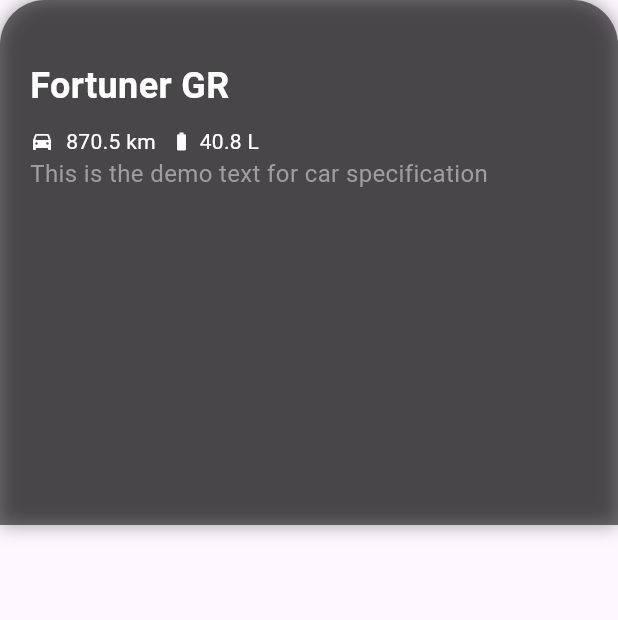
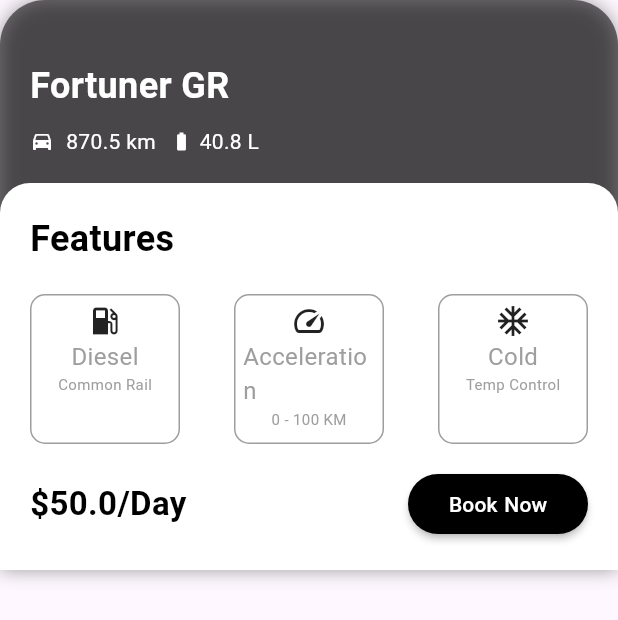
Before and after one commit to mdrahib46/Gari-Wala, a Flutter app: what carDetailCard() shows on an empty page, opened directly with sample values from the repository, on a phone screen of 412 x 824 dp. Shown: the top 620 px of the screen. Run offline on Flutter 3.47's test engine with Material 3 defaults, Android fonts, the phone set to English and light mode, and no system bars; our stand-ins replace firebase_core, flutter_map, latlong2; accounts and stored records are empty.

Commit message:
Map Details Screen Designed

```diff
--- a/lib/app/app.dart
+++ b/lib/app/app.dart
@@ -9,13 +9,13 @@
   @override
   Widget build(BuildContext context) {
     return MaterialApp(
+      debugShowCheckedModeBanner: false,
       theme: ThemeData(
         textTheme: _textThemeData(),
         appBarTheme: _appBarThemeData(),
         elevatedButtonTheme: _elevatedButtonThemeData(),
       ),
-
-      home: MapsDetailsScreen(),
+      home: OnboardingScreen(),
     );
   }
 
--- a/lib/main.dart
+++ b/lib/main.dart
@@ -4,10 +4,6 @@
 import 'app/app.dart';
 
 void main() async{
-  // await Firebase.initializeApp(
-  //     options: DefaultFirebaseOptions.currentPlatform,);
-  // await Firebase
-
   WidgetsFlutterBinding.ensureInitialized();
   await Firebase.initializeApp(options: DefaultFirebaseOptions.currentPlatform);
 
--- a/lib/presentation/ui/screens/MapsDetailsScreen.dart
+++ b/lib/presentation/ui/screens/MapsDetailsScreen.dart
@@ -1,18 +1,15 @@
 import 'package:flutter/material.dart';
 import 'package:flutter_map/flutter_map.dart';
-import 'package:gariwala/data/model/car_models.dart' show Car;
-import 'package:gariwala/presentation/ui/screens/car_list_screen.dart';
-import 'package:gariwala/utils/cars.dart';
+import 'package:gariwala/data/model/car_models.dart';
+import 'package:gariwala/presentation/widgets/features_icons.dart';
 import 'package:latlong2/latlong.dart';
 
 class MapsDetailsScreen extends StatelessWidget {
-  const MapsDetailsScreen({super.key});
+  const MapsDetailsScreen({super.key, required this.car});
+  final Car car;
 
   @override
   Widget build(BuildContext context) {
-    // Example car for demonstration. You can pass this dynamically as needed.
-  final CarsList car;
-
     return Scaffold(
       extendBodyBehindAppBar: true,
       appBar: AppBar(
@@ -40,7 +37,8 @@
           ),
           Align(
             alignment: Alignment.bottomCenter,
-            child: carDetailCard(CarsList.cars[0]),
+            child: carDetailCard(car: car),
+
           ),
         ],
       ),
@@ -48,9 +46,11 @@
   }
 }
 
-Widget carDetailCard(Car car) {
-  return Container(
-    height: 350,
+Widget carDetailCard({required Car car}) {
+  return Stack(
+    children: [
+      Container(
+        height: 380,
         width: double.infinity,
         padding: EdgeInsets.symmetric(horizontal: 20, vertical: 20),
         decoration: BoxDecoration(
@@ -93,12 +93,71 @@
                 ),
               ],
             ),
-        Column(
-          children: [
-            Text('This is the demo text for car specification')
-          ],
-        )
           ],
         ),
+      ),
+      Positioned(
+        bottom: 0,
+        left: 0,
+        right: 0,
+        child: Container(
+          padding: EdgeInsets.all(20),
+          decoration: BoxDecoration(
+            color: Colors.white,
+            borderRadius: BorderRadius.only(
+              topRight: Radius.circular(20),
+              topLeft: Radius.circular(20),
+            ),
+          ),
+          child: Column(
+            crossAxisAlignment: CrossAxisAlignment.start,
+            children: [
+              Text(
+                "Features",
+                style: TextStyle(
+                  fontSize: 24,
+                  color: Colors.black,
+                  fontWeight: FontWeight.bold,
+                ),
+              ),
+              const SizedBox(height: 20),
+              featuresIcons(),
+              const SizedBox(height: 16),
+              Row(
+                mainAxisAlignment: MainAxisAlignment.spaceBetween,
+                children: [
+                  Text(
+                    '\$${car.pricePerHour}/Day',
+                    style: TextStyle(
+                      fontSize: 22,
+                      color: Colors.black,
+                      fontWeight: FontWeight.bold,
+                    ),
+                  ),
+
+                  const Spacer(),
+                  SizedBox(
+                    width: 120,
+                    child: ElevatedButton(
+                      onPressed: () {},
+                      style: ElevatedButton.styleFrom(
+                        backgroundColor: Colors.black,
+                      ),
+                      child: Text(
+                        "Book Now",
+                        style: TextStyle(
+                          color: Colors.white,
+                          wordSpacing: 0.9,
+                        ),
+                      ),
+                    ),
+                  ),
+                ],
+              ),
+            ],
+          ),
+        ),
+      ),
+    ],
   );
 }
--- a/lib/presentation/ui/screens/car_details_screen.dart
+++ b/lib/presentation/ui/screens/car_details_screen.dart
@@ -1,5 +1,6 @@
 import 'package:flutter/material.dart';
 import 'package:gariwala/data/model/car_models.dart';
+import 'package:gariwala/presentation/ui/screens/MapsDetailsScreen.dart';
 import 'package:gariwala/presentation/widgets/car_card.dart';
 import 'package:gariwala/presentation/widgets/more_card.dart';
 import 'package:gariwala/utils/asset_path.dart';
@@ -72,6 +73,10 @@
                     ),
                     const SizedBox(width: 24),
                     Expanded(
+                      child: GestureDetector(
+                        onTap: (){
+                          Navigator.push(context, MaterialPageRoute(builder: (context)=> MapsDetailsScreen(car: car,)));
+                        },
                         child: Container(
                           height: 170,
                           decoration: BoxDecoration(
@@ -87,6 +92,7 @@
                                 spreadRadius: 5,
                               ),
                             ],
+                          ),
                         ),
                       ),
                     ),
--- /dev/null
+++ b/lib/presentation/widgets/features_icons.dart
@@ -0,0 +1,51 @@
+
+
+import 'package:flutter/material.dart';
+
+Widget featuresIcons() {
+  return Row(
+    mainAxisAlignment: MainAxisAlignment.spaceBetween,
+    crossAxisAlignment: CrossAxisAlignment.center,
+    children: [
+      featureIcon(
+        icon: Icons.local_gas_station,
+        title: 'Diesel',
+        subTitle: 'Common Rail',
+      ),
+      featureIcon(
+        icon: Icons.speed,
+        title: 'Acceleration',
+        subTitle: '0 - 100 KM',
+      ),
+      featureIcon(
+        icon: Icons.ac_unit,
+        title: 'Cold',
+        subTitle: 'Temp Control',
+      ),
+    ],
+  );
+}
+
+
+Widget featureIcon({
+  required IconData icon,
+  required String title,
+  required String subTitle,
+}) {
+  return Container(
+    height: 100,
+    width: 100,
+    padding: EdgeInsets.all(5),
+    decoration: BoxDecoration(
+      borderRadius: BorderRadius.circular(10),
+      border: Border.all(color: Colors.grey, width: 1),
+    ),
+    child: Column(
+      children: [
+        Icon(icon, size: 24),
+        Text(title),
+        Text(subTitle, style: TextStyle(fontSize: 10, color: Colors.grey)),
+      ],
+    ),
+  );
+}
```
Lines whose indentation alone changed are shown as unchanged.
